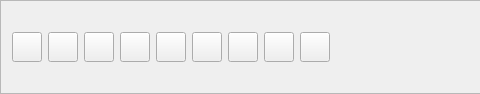
Above: ui/LeftPanel.ui from alexvrn/rmo before the change; both pictures show x 0 to 480 and y 0 to 94 of the 698 by 94 pixel window. Below: the same form after it.
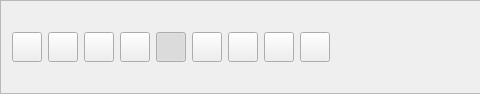
That is the form after the change.

```diff
--- a/ui/LeftPanel.ui
+++ b/ui/LeftPanel.ui
@@ -83,6 +83,12 @@
      <property name="text">
       <string/>
      </property>
+     <property name="checkable">
+      <bool>true</bool>
+     </property>
+     <property name="checked">
+      <bool>true</bool>
+     </property>
     </widget>
    </item>
    <item>
```
Left out of the diff: 24 changed lines with no effect on the pictures.
